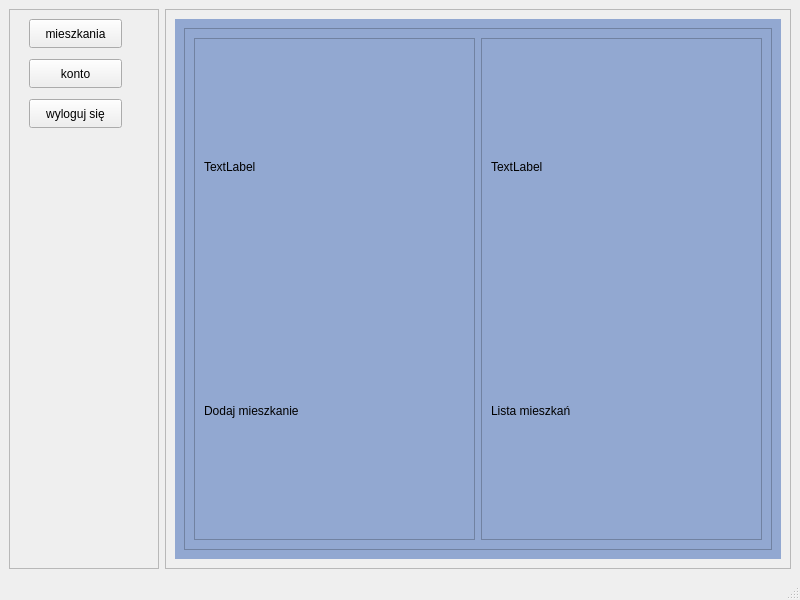
Qt form src/UI/templates/mainwindow.ui (BartoszPietrucha/projekt) before a commit.
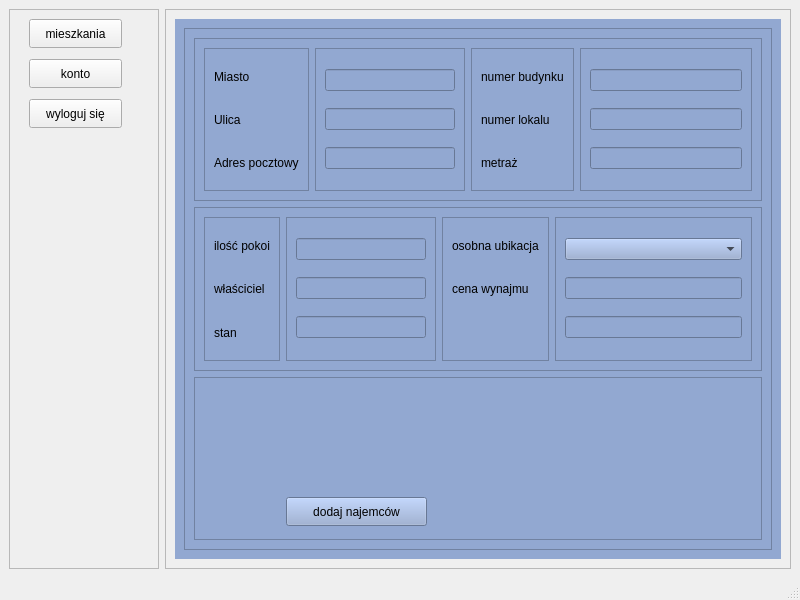
The same form after that commit.

Patch:
```diff
--- a/src/UI/templates/mainwindow.ui
+++ b/src/UI/templates/mainwindow.ui
@@ -91,7 +91,7 @@
           <string notr="true">background-color: #92a8d1;</string>
          </property>
          <property name="currentIndex">
-          <number>1</number>
+          <number>3</number>
          </property>
          <widget class="QWidget" name="page">
           <layout class="QHBoxLayout" name="horizontalLayout_4">
@@ -402,6 +402,298 @@
            </item>
           </layout>
          </widget>
+         <widget class="QWidget" name="page_4">
+          <layout class="QHBoxLayout" name="horizontalLayout_8">
+           <item>
+            <widget class="QFrame" name="frame_10">
+             <property name="frameShape">
+              <enum>QFrame::Shape::StyledPanel</enum>
+             </property>
+             <property name="frameShadow">
+              <enum>QFrame::Shadow::Raised</enum>
+             </property>
+             <layout class="QVBoxLayout" name="verticalLayout_4">
+              <item>
+               <widget class="QFrame" name="frame_11">
+                <property name="frameShape">
+                 <enum>QFrame::Shape::StyledPanel</enum>
+                </property>
+                <property name="frameShadow">
+                 <enum>QFrame::Shadow::Raised</enum>
+                </property>
+                <layout class="QHBoxLayout" name="horizontalLayout_9">
+                 <item>
+                  <widget class="QFrame" name="frame_17">
+                   <property name="frameShape">
+                    <enum>QFrame::Shape::StyledPanel</enum>
+                   </property>
+                   <property name="frameShadow">
+                    <enum>QFrame::Shadow::Raised</enum>
+                   </property>
+                   <layout class="QVBoxLayout" name="verticalLayout_5">
+                    <item>
+                     <widget class="QLabel" name="label_8">
+                      <property name="text">
+                       <string>Miasto</string>
+                      </property>
+                     </widget>
+                    </item>
+                    <item>
+                     <widget class="QLabel" name="label_9">
+                      <property name="text">
+                       <string>Ulica</string>
+                      </property>
+                     </widget>
+                    </item>
+                    <item>
+                     <widget class="QLabel" name="label_12">
+                      <property name="text">
+                       <string>Adres pocztowy</string>
+                      </property>
+                     </widget>
+                    </item>
+                   </layout>
+                  </widget>
+                 </item>
+                 <item>
+                  <widget class="QFrame" name="frame_15">
+                   <property name="maximumSize">
+                    <size>
+                     <width>150</width>
+                     <height>16777215</height>
+                    </size>
+                   </property>
+                   <property name="frameShape">
+                    <enum>QFrame::Shape::StyledPanel</enum>
+                   </property>
+                   <property name="frameShadow">
+                    <enum>QFrame::Shadow::Raised</enum>
+                   </property>
+                   <layout class="QVBoxLayout" name="verticalLayout_6">
+                    <item>
+                     <widget class="QLineEdit" name="lineEdit"/>
+                    </item>
+                    <item>
+                     <widget class="QLineEdit" name="lineEdit_2"/>
+                    </item>
+                    <item>
+                     <widget class="QLineEdit" name="lineEdit_3"/>
+                    </item>
+                   </layout>
+                  </widget>
+                 </item>
+                 <item>
+                  <widget class="QFrame" name="frame_14">
+                   <property name="frameShape">
+                    <enum>QFrame::Shape::StyledPanel</enum>
+                   </property>
+                   <property name="frameShadow">
+                    <enum>QFrame::Shadow::Raised</enum>
+                   </property>
+                   <layout class="QVBoxLayout" name="verticalLayout_7">
+                    <item>
+                     <widget class="QLabel" name="label_13">
+                      <property name="text">
+                       <string>numer budynku</string>
+                      </property>
+                     </widget>
+                    </item>
+                    <item>
+                     <widget class="QLabel" name="label_15">
+                      <property name="text">
+                       <string>numer lokalu</string>
+                      </property>
+                     </widget>
+                    </item>
+                    <item>
+                     <widget class="QLabel" name="label_14">
+                      <property name="text">
+                       <string>metraż</string>
+                      </property>
+                     </widget>
+                    </item>
+                   </layout>
+                  </widget>
+                 </item>
+                 <item>
+                  <widget class="QFrame" name="frame_16">
+                   <property name="frameShape">
+                    <enum>QFrame::Shape::StyledPanel</enum>
+                   </property>
+                   <property name="frameShadow">
+                    <enum>QFrame::Shadow::Raised</enum>
+                   </property>
+                   <layout class="QVBoxLayout" name="verticalLayout_8">
+                    <item>
+                     <widget class="QLineEdit" name="lineEdit_4"/>
+                    </item>
+                    <item>
+                     <widget class="QLineEdit" name="lineEdit_5"/>
+                    </item>
+                    <item>
+                     <widget class="QLineEdit" name="lineEdit_6"/>
+                    </item>
+                   </layout>
+                  </widget>
+                 </item>
+                </layout>
+               </widget>
+              </item>
+              <item>
+               <widget class="QFrame" name="frame_12">
+                <property name="frameShape">
+                 <enum>QFrame::Shape::StyledPanel</enum>
+                </property>
+                <property name="frameShadow">
+                 <enum>QFrame::Shadow::Raised</enum>
+                </property>
+                <layout class="QHBoxLayout" name="horizontalLayout_10">
+                 <item>
+                  <widget class="QFrame" name="frame_18">
+                   <property name="frameShape">
+                    <enum>QFrame::Shape::StyledPanel</enum>
+                   </property>
+                   <property name="frameShadow">
+                    <enum>QFrame::Shadow::Raised</enum>
+                   </property>
+                   <layout class="QVBoxLayout" name="verticalLayout_9">
+                    <item>
+                     <widget class="QLabel" name="label_16">
+                      <property name="text">
+                       <string>ilość pokoi</string>
+                      </property>
+                     </widget>
+                    </item>
+                    <item>
+                     <widget class="QLabel" name="label_17">
+                      <property name="text">
+                       <string>właściciel</string>
+                      </property>
+                     </widget>
+                    </item>
+                    <item>
+                     <widget class="QLabel" name="label_18">
+                      <property name="text">
+                       <string>stan</string>
+                      </property>
+                     </widget>
+                    </item>
+                   </layout>
+                  </widget>
+                 </item>
+                 <item>
+                  <widget class="QFrame" name="frame_19">
+                   <property name="maximumSize">
+                    <size>
+                     <width>150</width>
+                     <height>16777215</height>
+                    </size>
+                   </property>
+                   <property name="frameShape">
+                    <enum>QFrame::Shape::StyledPanel</enum>
+                   </property>
+                   <property name="frameShadow">
+                    <enum>QFrame::Shadow::Raised</enum>
+                   </property>
+                   <layout class="QVBoxLayout" name="verticalLayout_10">
+                    <item>
+                     <widget class="QLineEdit" name="lineEdit_7"/>
+                    </item>
+                    <item>
+                     <widget class="QLineEdit" name="lineEdit_8"/>
+                    </item>
+                    <item>
+                     <widget class="QLineEdit" name="lineEdit_9"/>
+                    </item>
+                   </layout>
+                  </widget>
+                 </item>
+                 <item>
+                  <widget class="QFrame" name="frame_20">
+                   <property name="frameShape">
+                    <enum>QFrame::Shape::StyledPanel</enum>
+                   </property>
+                   <property name="frameShadow">
+                    <enum>QFrame::Shadow::Raised</enum>
+                   </property>
+                   <layout class="QVBoxLayout" name="verticalLayout_11">
+                    <item>
+                     <widget class="QLabel" name="label_19">
+                      <property name="text">
+                       <string>osobna ubikacja</string>
+                      </property>
+                     </widget>
+                    </item>
+                    <item>
+                     <widget class="QLabel" name="label_20">
+                      <property name="text">
+                       <string>cena wynajmu</string>
+                      </property>
+                     </widget>
+                    </item>
+                    <item>
+                     <widget class="QLabel" name="label_21">
+                      <property name="text">
+                       <string/>
+                      </property>
+                     </widget>
+                    </item>
+                   </layout>
+                  </widget>
+                 </item>
+                 <item>
+                  <widget class="QFrame" name="frame_21">
+                   <property name="frameShape">
+                    <enum>QFrame::Shape::StyledPanel</enum>
+                   </property>
+                   <property name="frameShadow">
+                    <enum>QFrame::Shadow::Raised</enum>
+                   </property>
+                   <layout class="QVBoxLayout" name="verticalLayout_12">
+                    <item>
+                     <widget class="QComboBox" name="comboBox"/>
+                    </item>
+                    <item>
+                     <widget class="QLineEdit" name="lineEdit_11"/>
+                    </item>
+                    <item>
+                     <widget class="QLineEdit" name="lineEdit_12"/>
+                    </item>
+                   </layout>
+                  </widget>
+                 </item>
+                </layout>
+               </widget>
+              </item>
+              <item>
+               <widget class="QFrame" name="frame_13">
+                <property name="frameShape">
+                 <enum>QFrame::Shape::StyledPanel</enum>
+                </property>
+                <property name="frameShadow">
+                 <enum>QFrame::Shadow::Raised</enum>
+                </property>
+                <widget class="QPushButton" name="pushButton">
+                 <property name="geometry">
+                  <rect>
+                   <x>92</x>
+                   <y>120</y>
+                   <width>141</width>
+                   <height>29</height>
+                  </rect>
+                 </property>
+                 <property name="text">
+                  <string>dodaj najemców</string>
+                 </property>
+                </widget>
+               </widget>
+              </item>
+             </layout>
+            </widget>
+           </item>
+          </layout>
+         </widget>
+         <widget class="QWidget" name="page_5"/>
         </widget>
        </item>
       </layout>
```
